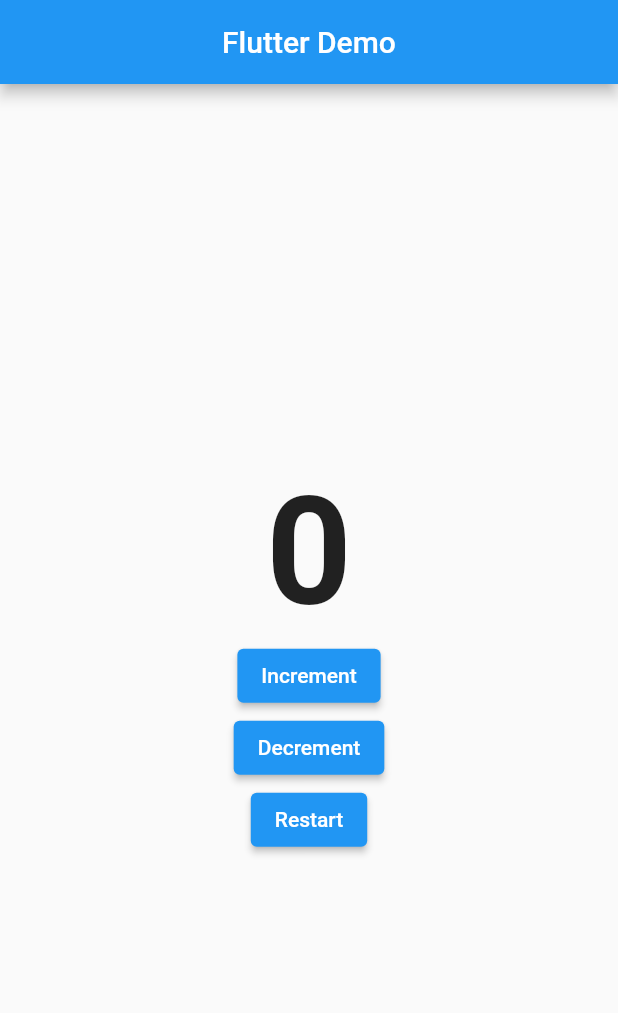
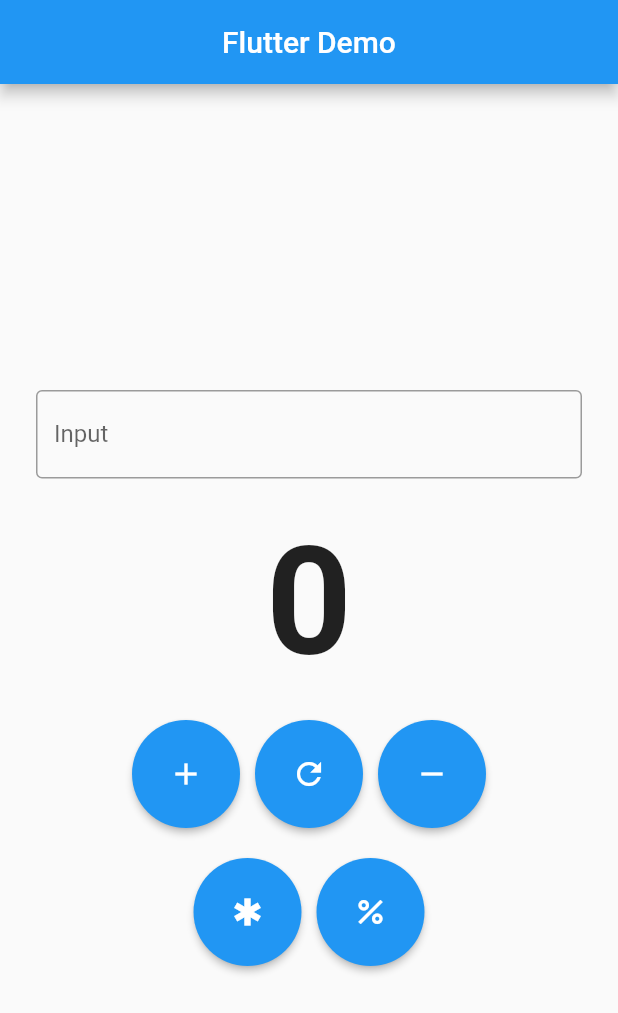
Before and after one commit to ariessa-deriv/bloc_example, a Flutter app: the screen it shows after launch, on a phone screen of 412 x 824 dp. Shown: the top 1013 px of the screen. Run offline on Flutter 3.47's test engine with Material 2 defaults, Android fonts, the phone set to English and light mode, and no system bars; our stand-ins replace flutter_bloc.

Commit message:
Add calculation cubit

```diff
--- /dev/null
+++ b/lib/calculation_cubit.dart
@@ -0,0 +1,13 @@
+import 'package:flutter_bloc/flutter_bloc.dart';
+
+class CalculationCubit extends Cubit<int> {
+  CalculationCubit() : super(0);
+
+  void multiplication() {
+    emit(0);
+  }
+
+  void division() {
+    emit(1);
+  }
+}
--- /dev/null
+++ b/lib/home_page.dart
@@ -0,0 +1,133 @@
+import 'package:bloc_example/calculation_cubit.dart';
+import 'package:flutter/material.dart';
+import 'package:bloc_example/counter_cubit.dart';
+import 'package:flutter_bloc/flutter_bloc.dart';
+import 'package:bloc_example/result_page.dart';
+
+class HomePage extends StatefulWidget {
+  const HomePage({Key? key}) : super(key: key);
+
+  @override
+  State<HomePage> createState() => _HomePageState();
+}
+
+class _HomePageState extends State<HomePage> {
+  late CounterCubit cubit;
+  TextEditingController inputController = TextEditingController();
+  int inputValue = 0;
+
+  @override
+  void didChangeDependencies() {
+    cubit = BlocProvider.of<CounterCubit>(context);
+    super.didChangeDependencies();
+  }
+
+  void navigateToResultPage(BuildContext context) {
+    Navigator.of(context).push(MaterialPageRoute(
+        builder: (context) => BlocProvider(
+            create: (context) => CalculationCubit(),
+            child: const ResultPage())));
+  }
+
+  @override
+  Widget build(BuildContext context) {
+    return Scaffold(
+      appBar: AppBar(
+        title: Text('Flutter Demo'),
+        centerTitle: true,
+      ),
+      body: BlocConsumer<CounterCubit, int>(
+        bloc: cubit,
+        listener: (context, state) {
+          const snackBar = SnackBar(
+            content: Text('State is reached'),
+          );
+
+          if (state == 5) {
+            ScaffoldMessenger.of(context).showSnackBar(snackBar);
+          }
+        },
+        builder: (BuildContext context, state) {
+          return Center(
+            child: Column(
+              mainAxisAlignment: MainAxisAlignment.center,
+              children: [
+                Padding(
+                  padding: const EdgeInsets.all(24),
+                  child: TextFormField(
+                    keyboardType: TextInputType.number,
+                    decoration: const InputDecoration(
+                      border: OutlineInputBorder(),
+                      labelText: 'Input',
+                    ),
+                  ),
+                ),
+                Text(
+                  '$state',
+                  style: TextStyle(fontSize: 100, fontWeight: FontWeight.bold),
+                ),
+                SizedBox(
+                  height: 20,
+                ),
+                Row(
+                  mainAxisAlignment: MainAxisAlignment.center,
+                  children: [
+                    ElevatedButton(
+                      onPressed: () {
+                        cubit.increment();
+                      },
+                      child: Icon(Icons.add),
+                      style: ElevatedButton.styleFrom(
+                          shape: CircleBorder(), padding: EdgeInsets.all(24)),
+                    ),
+                    SizedBox(width: 10),
+                    ElevatedButton(
+                        onPressed: () {
+                          cubit.restart();
+                        },
+                        child: Icon(Icons.refresh),
+                        style: ElevatedButton.styleFrom(
+                            shape: CircleBorder(),
+                            padding: EdgeInsets.all(24))),
+                    SizedBox(width: 10),
+                    ElevatedButton(
+                      onPressed: () {
+                        cubit.decrement();
+                      },
+                      child: Icon(Icons.remove),
+                      style: ElevatedButton.styleFrom(
+                          shape: CircleBorder(), padding: EdgeInsets.all(24)),
+                    )
+                  ],
+                ),
+                SizedBox(height: 20),
+                Row(
+                  mainAxisAlignment: MainAxisAlignment.center,
+                  children: [
+                    ElevatedButton(
+                      onPressed: () {
+                        navigateToResultPage(context);
+                      },
+                      child: Icon(Icons.emergency),
+                      style: ElevatedButton.styleFrom(
+                          shape: CircleBorder(), padding: EdgeInsets.all(24)),
+                    ),
+                    SizedBox(width: 10),
+                    ElevatedButton(
+                        onPressed: () {
+                          navigateToResultPage(context);
+                        },
+                        child: Icon(Icons.percent),
+                        style: ElevatedButton.styleFrom(
+                            shape: CircleBorder(),
+                            padding: EdgeInsets.all(24))),
+                  ],
+                )
+              ],
+            ),
+          );
+        },
+      ),
+    );
+  }
+}
--- a/lib/main.dart
+++ b/lib/main.dart
@@ -1,6 +1,8 @@
+import 'package:bloc_example/calculation_cubit.dart';
 import 'package:bloc_example/counter_cubit.dart';
 import 'package:flutter/material.dart';
 import 'package:flutter_bloc/flutter_bloc.dart';
+import 'package:bloc_example/home_page.dart';
 
 void main() {
   runApp(MaterialApp(
@@ -9,74 +11,11 @@ void main() {
     theme: ThemeData(
       primarySwatch: Colors.blue,
     ),
-    home: BlocProvider(
-        create: (context) => CounterCubit(), child: const HomePage()),
+    home: MultiBlocProvider(providers: [
+      BlocProvider(
+        create: (context) => CounterCubit(),
+      ),
+      BlocProvider(create: (context) => CalculationCubit())
+    ], child: const HomePage()),
   ));
 }
-
-class HomePage extends StatefulWidget {
-  const HomePage({Key? key}) : super(key: key);
-
-  @override
-  State<HomePage> createState() => _HomePageState();
-}
-
-class _HomePageState extends State<HomePage> {
-  late CounterCubit cubit;
-
-  @override
-  void didChangeDependencies() {
-    cubit = BlocProvider.of<CounterCubit>(context);
-    super.didChangeDependencies();
-  }
-
-  @override
-  Widget build(BuildContext context) {
-    return Scaffold(
-      appBar: AppBar(
-        title: Text('Flutter Demo'),
-        centerTitle: true,
-      ),
-      body: BlocConsumer<CounterCubit, int>(
-        bloc: cubit,
-        listener: (context, state) {
-          const snackBar = SnackBar(
-            content: Text('State is reached'),
-          );
-
-          if (state == 5) {
-            ScaffoldMessenger.of(context).showSnackBar(snackBar);
-          }
-        },
-        builder: (BuildContext context, state) {
-          return Center(
-            child: Column(
-              mainAxisAlignment: MainAxisAlignment.center,
-              children: [
-                Text(
-                  '$state',
-                  style: TextStyle(fontSize: 100, fontWeight: FontWeight.bold),
-                ),
-                ElevatedButton(
-                    onPressed: () {
-                      cubit.increment();
-                    },
-                    child: const Text('Increment')),
-                ElevatedButton(
-                    onPressed: () {
-                      cubit.decrement();
-                    },
-                    child: const Text('Decrement')),
-                ElevatedButton(
-                    onPressed: () {
-                      cubit.restart();
-                    },
-                    child: const Text('Restart'))
-              ],
-            ),
-          );
-        },
-      ),
-    );
-  }
-}
```
Also changed, not shown: lib/result_page.dart (added, +65 -0 lines).
